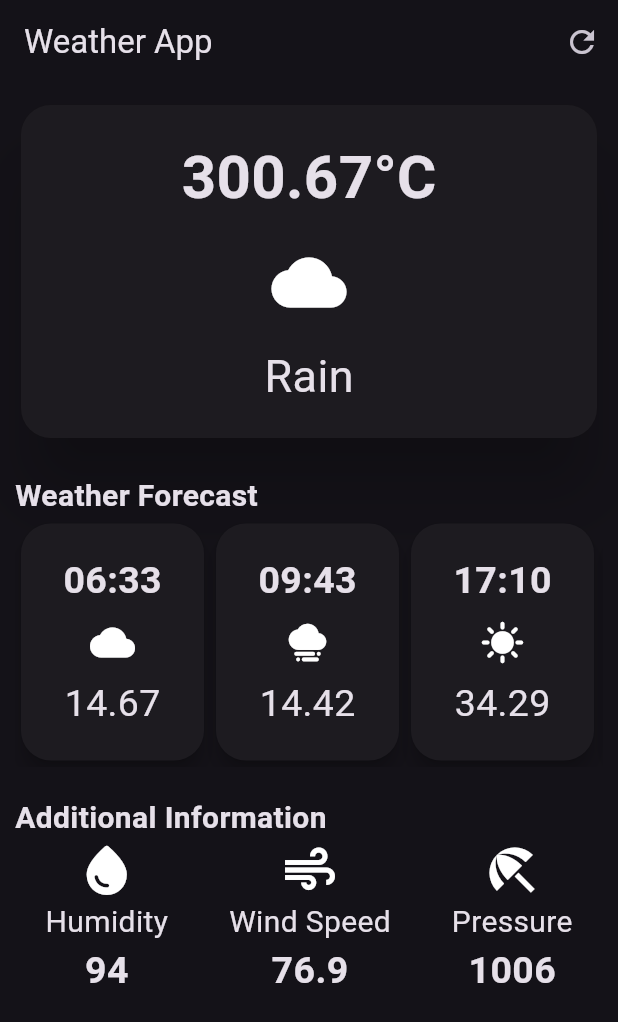
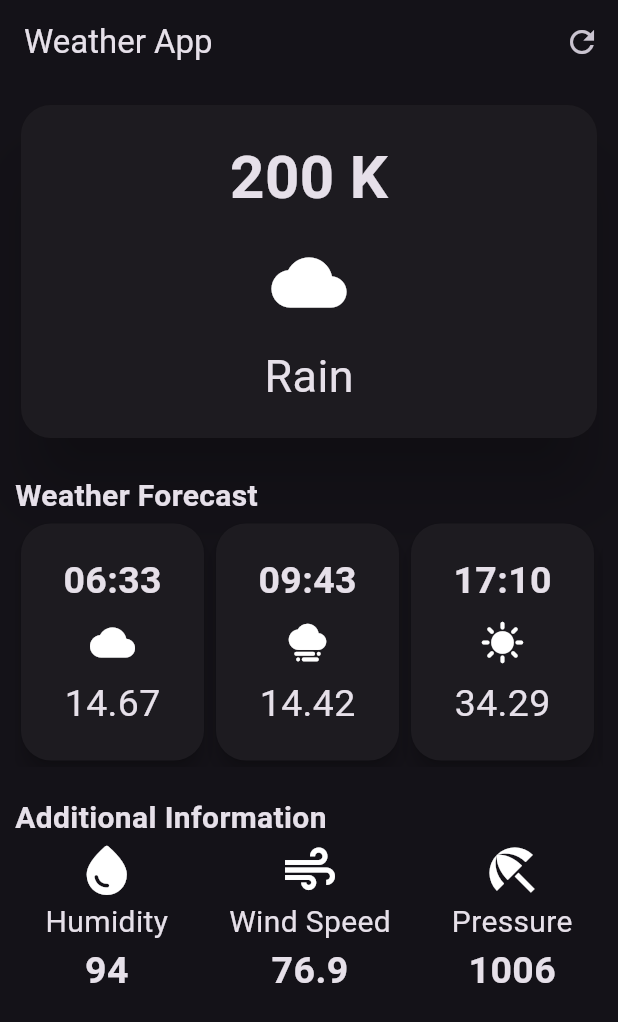
Before and after one commit to pr0f3ss0r/weather_app_flutter, a Flutter app: the screen it shows after launch, on a phone screen of 412 x 824 dp. Shown: the top 1022 px of the screen. Run offline on Flutter 3.47's test engine with Material 3 defaults, Android fonts, the phone set to English and light mode, and no system bars; network calls fail.

```diff
--- a/lib/weather_screen.dart
+++ b/lib/weather_screen.dart
@@ -1,3 +1,5 @@
+import 'dart:convert';
+
 import 'package:flutter/material.dart';
 import 'package:weather_app/additional_info.dart';
 import 'package:weather_app/hourly_forecast.dart';
@@ -12,11 +14,28 @@ class WeatherScreen extends StatefulWidget {
 }
 
 class _WeatherScreenState extends State<WeatherScreen> {
+  double temp = 0;
+
+  @override
+  // void initState() {
+  //   super.initState();
+  //   getCurrentWeather();
+  // }
+
   Future getCurrentWeather() async {
+    try {
       String cityName = 'London';
       final res = await http.get(Uri.parse(
           'https://api.openweathermap.org/data/2.5/forecast?q=$cityName&APPID=$openWeatherAPIKey'));
-    print(res.body);
+      final data = jsonDecode(res.body);
+      if (data['cod'] != '200') {
+        throw 'unexpected error';
+      }
+      return data;
+      //temp = (data['list'][0]['main']['temp']);
+    } catch (e) {
+      throw e.toString();
+    }
   }
 
   @override
@@ -28,7 +47,10 @@ class _WeatherScreenState extends State<WeatherScreen> {
           IconButton(onPressed: () {}, icon: const Icon(Icons.refresh))
         ],
       ),
-      body: Padding(
+      body: FutureBuilder(
+        future: getCurrentWeather(),
+        builder: (BuildContext context, AsyncSnapshot<dynamic> snapshot) {
+          return Padding(
             padding: const EdgeInsets.all(10.0),
             child: Column(
               crossAxisAlignment: CrossAxisAlignment.start,
@@ -40,31 +62,38 @@ class _WeatherScreenState extends State<WeatherScreen> {
                     shape: RoundedRectangleBorder(
                         borderRadius: BorderRadius.circular(20)),
                     elevation: 20,
-                child: const Padding(
-                  padding: EdgeInsets.all(20.0),
-                  child: Column(
+                    child: Padding(
+                      padding: const EdgeInsets.all(20.0),
+                      child: Builder(builder: (context) {
+                        if (snapshot.connectionState ==
+                            ConnectionState.waiting) {
+                          return const Center(
+                              child: CircularProgressIndicator());
+                        }
+                        return Column(
                           children: [
                             Text(
-                        '300.67°C',
-                        style: TextStyle(
+                              '200 K',
+                              style: const TextStyle(
                                   fontSize: 40, fontWeight: FontWeight.bold),
                             ),
-                      SizedBox(
+                            const SizedBox(
                               height: 16,
                             ),
-                      Icon(
+                            const Icon(
                               Icons.cloud,
                               size: 50,
                             ),
-                      SizedBox(
+                            const SizedBox(
                               height: 16,
                             ),
-                      Text(
+                            const Text(
                               'Rain',
                               style: TextStyle(fontSize: 30),
                             )
                           ],
-                  ),
+                        );
+                      }),
                     ),
                   ),
                 ),
@@ -115,11 +144,15 @@ class _WeatherScreenState extends State<WeatherScreen> {
                     AdditionalInfo(
                         icon: Icons.air, info: 'Wind Speed', value: '76.9'),
                     AdditionalInfo(
-                    icon: Icons.beach_access, info: 'Pressure', value: '1006'),
+                        icon: Icons.beach_access,
+                        info: 'Pressure',
+                        value: '1006'),
                   ],
                 ),
               ],
             ),
+          );
+        },
       ),
     );
   }
```
Lines whose indentation alone changed are shown as unchanged.
